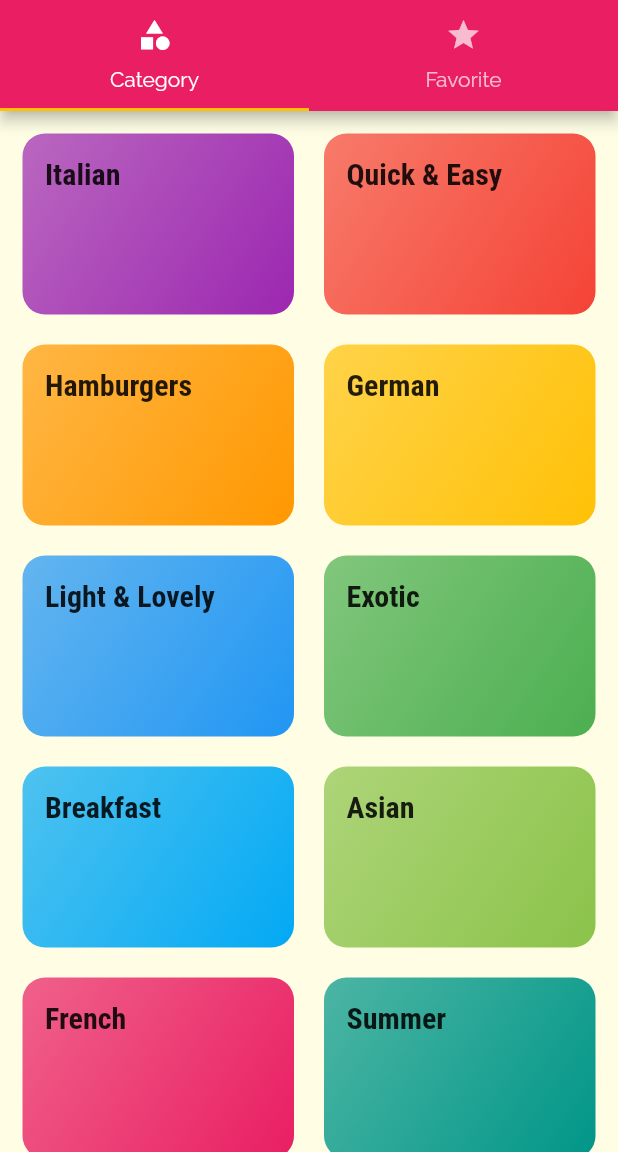
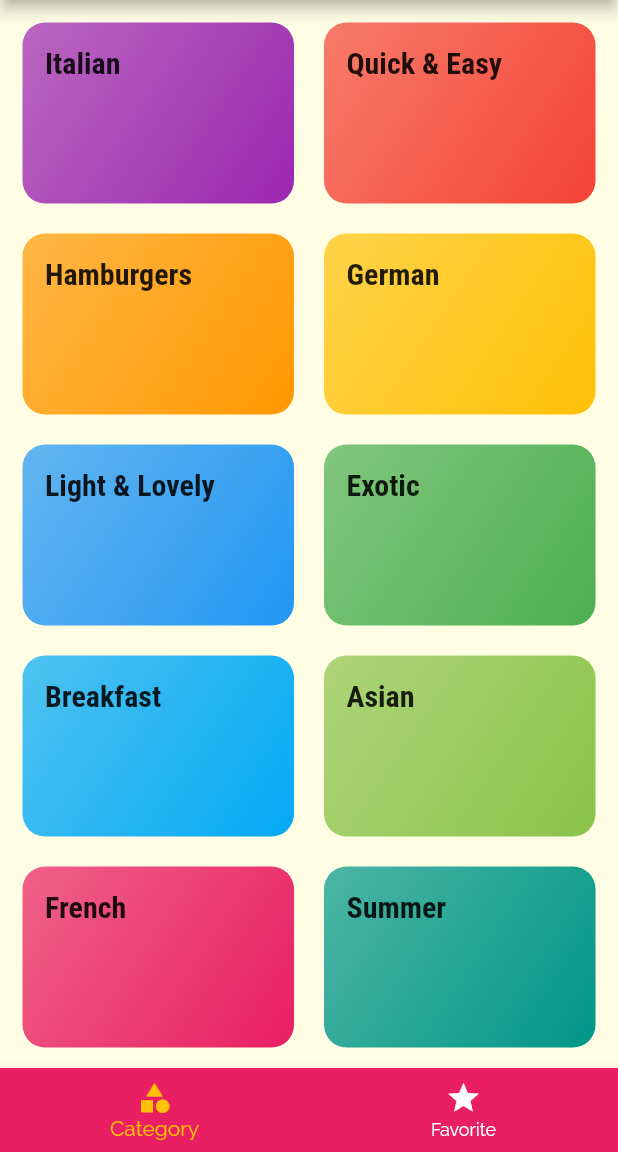
Before and after one commit to bigsuf/flutter-meals, a Flutter app: the screen it shows after launch, on a phone screen of 412 x 824 dp, the part 84-1236 px from its top. Run offline on Flutter 3.47's test engine with Material 2 defaults, Android fonts, the phone set to English and light mode, and no system bars.

```diff
--- a/lib/screens/tabs.dart
+++ b/lib/screens/tabs.dart
@@ -10,32 +10,44 @@ class MainTabBar extends StatefulWidget {
 }
 
 class _MainTabBarState extends State<MainTabBar> {
+  List<Widget> _pages = [
+    CategoriesScreen(),
+    FavoriteScreen(),
+  ];
+  int _selectedIndex = 0;
+
+  void _selectedTab(int index) {
+    setState(() => _selectedIndex = index);
+  }
+
   @override
   Widget build(BuildContext context) {
-    return DefaultTabController(
-      length: 2,
-      child: Scaffold(
+    return Scaffold(
       appBar: AppBar(
         title: Text('Meals'),
-          bottom: TabBar(
-            tabs: <Widget>[
-              Tab(
+      ),
+      body: _pages[_selectedIndex],
+      bottomNavigationBar: BottomNavigationBar(
+        onTap: _selectedTab,
+        currentIndex: _selectedIndex,
+        // type: BottomNavigationBarType.shifting,
+        backgroundColor: Theme.of(context).primaryColor,
+        selectedItemColor: Theme.of(context).accentColor,
+        unselectedItemColor: Colors.white,
+        // showSelectedLabels: false,
+        // showUnselectedLabels: false,
+        items: <BottomNavigationBarItem>[
+          BottomNavigationBarItem(
             icon: Icon(Icons.category),
-                text: 'Category',
+            title: Text('Category'),
+            // backgroundColor: Theme.of(context).primaryColor,
           ),
-              Tab(
+          BottomNavigationBarItem(
             icon: Icon(Icons.star),
-                text: 'Favorite',
+            title: Text('Favorite'),
+            // backgroundColor: Theme.of(context).primaryColor,
           )
         ],
-          ),
-        ),
-        body: TabBarView(
-          children: <Widget>[
-            CategoriesScreen(),
-            FavoriteScreen(),
-          ],
-        ),
       ),
     );
   }
```
Lines whose indentation alone changed are shown as unchanged.
